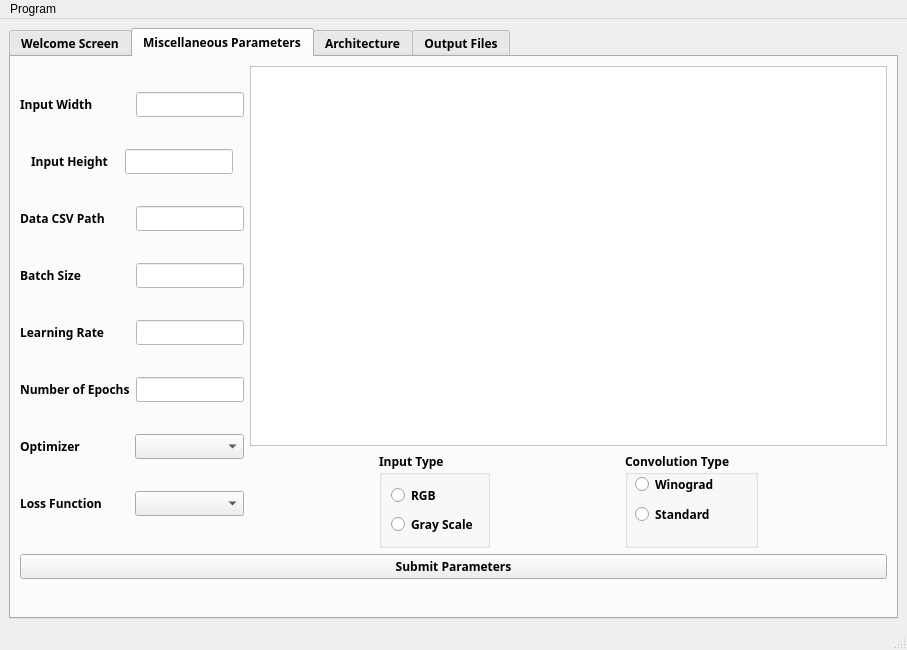
mourra950/Siemens-System-Level-Modelling-of-ASDLA-Graduation-Project, file mainwindow.ui: the form before one commit.
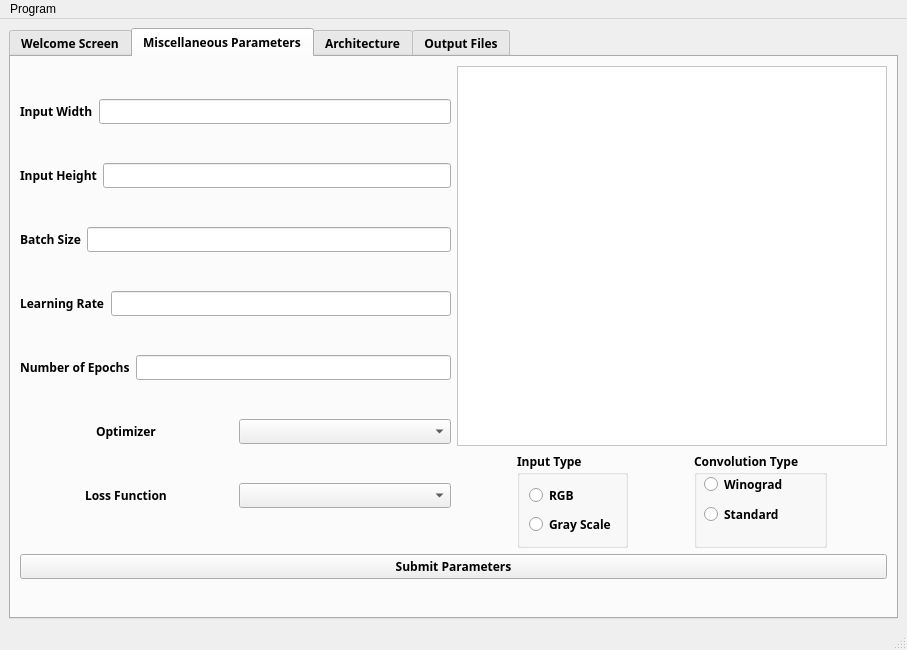
The form after the commit. The open tabs and pages were chosen to show the change.

Patch:
```diff
--- a/mainwindow.ui
+++ b/mainwindow.ui
@@ -78,286 +78,99 @@
              <layout class="QVBoxLayout" name="verticalLayout_13">
               <item>
                <layout class="QHBoxLayout" name="horizontalLayout_15">
-                <item>
-                 <widget class="QLabel" name="label_4">
-                  <property name="font">
-                   <font>
-                    <family>Siemens Sans</family>
-                    <bold>true</bold>
-                   </font>
-                  </property>
+                <item alignment="Qt::AlignHCenter">
+                 <widget class="QLabel" name="inputWidth_label">
                   <property name="text">
                    <string>Input Width</string>
                   </property>
                  </widget>
                 </item>
                 <item>
-                 <widget class="QLineEdit" name="inputsize">
-                  <property name="sizePolicy">
-                   <sizepolicy hsizetype="Fixed" vsizetype="Fixed">
-                    <horstretch>0</horstretch>
-                    <verstretch>0</verstretch>
-                   </sizepolicy>
-                  </property>
-                  <property name="font">
-                   <font>
-                    <family>Siemens Sans</family>
-                    <bold>false</bold>
-                   </font>
-                  </property>
-                  <property name="styleSheet">
-                   <string notr="true">background-color: white;</string>
-                  </property>
-                  <property name="alignment">
-                   <set>Qt::AlignCenter</set>
-                  </property>
-                 </widget>
+                 <widget class="QLineEdit" name="inputWidth_lineEdit"/>
                 </item>
                </layout>
               </item>
               <item>
                <layout class="QHBoxLayout" name="horizontalLayout_14">
-                <item>
-                 <widget class="QLabel" name="label_5">
-                  <property name="sizePolicy">
-                   <sizepolicy hsizetype="Fixed" vsizetype="Fixed">
-                    <horstretch>0</horstretch>
-                    <verstretch>0</verstretch>
-                   </sizepolicy>
-                  </property>
-                  <property name="font">
-                   <font>
-                    <family>Siemens Sans</family>
-                    <bold>true</bold>
-                   </font>
-                  </property>
+                <item alignment="Qt::AlignHCenter">
+                 <widget class="QLabel" name="inputHeight_label">
                   <property name="text">
                    <string>Input Height</string>
                   </property>
                  </widget>
                 </item>
                 <item>
-                 <widget class="QLineEdit" name="InputHeight">
-                  <property name="sizePolicy">
-                   <sizepolicy hsizetype="Fixed" vsizetype="Fixed">
-                    <horstretch>0</horstretch>
-                    <verstretch>0</verstretch>
-                   </sizepolicy>
-                  </property>
-                  <property name="font">
-                   <font>
-                    <family>Siemens Sans</family>
-                    <bold>false</bold>
-                   </font>
-                  </property>
-                  <property name="styleSheet">
-                   <string notr="true">background-color: white;</string>
-                  </property>
-                  <property name="alignment">
-                   <set>Qt::AlignCenter</set>
-                  </property>
-                 </widget>
+                 <widget class="QLineEdit" name="inputHeight_lineEdit"/>
                 </item>
                </layout>
               </item>
               <item>
-               <layout class="QHBoxLayout" name="horizontalLayout_13">
+               <layout class="QHBoxLayout" name="horizontalLayout_15">
                 <item>
-                 <widget class="QLabel" name="label_13">
-                  <property name="font">
-                   <font>
-                    <family>Siemens Sans</family>
-                    <bold>true</bold>
-                   </font>
-                  </property>
-                  <property name="text">
-                   <string>Data CSV Path</string>
-                  </property>
-                 </widget>
-                </item>
-                <item>
-                 <widget class="QLineEdit" name="datacsv">
-                  <property name="sizePolicy">
-                   <sizepolicy hsizetype="Fixed" vsizetype="Fixed">
-                    <horstretch>0</horstretch>
-                    <verstretch>0</verstretch>
-                   </sizepolicy>
-                  </property>
-                  <property name="font">
-                   <font>
-                    <family>Siemens Sans</family>
-                    <bold>false</bold>
-                   </font>
-                  </property>
-                  <property name="styleSheet">
-                   <string notr="true">background-color: white;</string>
-                  </property>
-                 </widget>
-                </item>
-               </layout>
-              </item>
-              <item>
-               <layout class="QHBoxLayout" name="horizontalLayout_12">
-                <item>
-                 <widget class="QLabel" name="label_16">
-                  <property name="font">
-                   <font>
-                    <family>Siemens Sans</family>
-                    <bold>true</bold>
-                   </font>
-                  </property>
+                 <widget class="QLabel" name="batchSize_label">
                   <property name="text">
                    <string>Batch Size</string>
                   </property>
                  </widget>
                 </item>
                 <item>
-                 <widget class="QLineEdit" name="batchSize">
-                  <property name="sizePolicy">
-                   <sizepolicy hsizetype="Fixed" vsizetype="Fixed">
-                    <horstretch>0</horstretch>
-                    <verstretch>0</verstretch>
-                   </sizepolicy>
-                  </property>
-                  <property name="font">
-                   <font>
-                    <family>Siemens Sans</family>
-                    <bold>false</bold>
-                   </font>
-                  </property>
-                  <property name="styleSheet">
-                   <string notr="true">background-color: white;</string>
-                  </property>
-                 </widget>
+                 <widget class="QLineEdit" name="batchSize_lineEdit"/>
                 </item>
                </layout>
               </item>
               <item>
-               <layout class="QHBoxLayout" name="horizontalLayout_11">
+               <layout class="QHBoxLayout" name="horizontalLayout_15">
                 <item>
-                 <widget class="QLabel" name="label_15">
-                  <property name="font">
-                   <font>
-                    <family>Siemens Sans</family>
-                    <bold>true</bold>
-                   </font>
-                  </property>
+                 <widget class="QLabel" name="learningRate_label">
                   <property name="text">
                    <string>Learning Rate</string>
                   </property>
                  </widget>
                 </item>
                 <item>
-                 <widget class="QLineEdit" name="learningRate">
-                  <property name="sizePolicy">
-                   <sizepolicy hsizetype="Fixed" vsizetype="Fixed">
-                    <horstretch>0</horstretch>
-                    <verstretch>0</verstretch>
-                   </sizepolicy>
-                  </property>
-                  <property name="font">
-                   <font>
-                    <family>Siemens Sans</family>
-                    <bold>false</bold>
-                   </font>
-                  </property>
-                  <property name="styleSheet">
-                   <string notr="true">background-color: white;</string>
-                  </property>
-                 </widget>
+                 <widget class="QLineEdit" name="learningRate_lineEdit"/>
                 </item>
                </layout>
               </item>
               <item>
-               <layout class="QHBoxLayout" name="horizontalLayout_9">
+               <layout class="QHBoxLayout" name="horizontalLayout_15">
                 <item>
-                 <widget class="QLabel" name="label_14">
-                  <property name="font">
-                   <font>
-                    <family>Siemens Sans</family>
-                    <bold>true</bold>
-                   </font>
-                  </property>
+                 <widget class="QLabel" name="numberEpochs_label">
                   <property name="text">
                    <string>Number of Epochs</string>
                   </property>
                  </widget>
                 </item>
                 <item>
-                 <widget class="QLineEdit" name="numEpochs">
-                  <property name="sizePolicy">
-                   <sizepolicy hsizetype="Fixed" vsizetype="Fixed">
-                    <horstretch>0</horstretch>
-                    <verstretch>0</verstretch>
-                   </sizepolicy>
-                  </property>
-                  <property name="font">
-                   <font>
-                    <family>Siemens Sans</family>
-                    <bold>false</bold>
-                   </font>
-                  </property>
-                  <property name="styleSheet">
-                   <string notr="true">background-color: white;</string>
-                  </property>
-                 </widget>
+                 <widget class="QLineEdit" name="numberEpoch_lineEdit"/>
                 </item>
                </layout>
               </item>
               <item>
-               <layout class="QHBoxLayout" name="horizontalLayout_10">
-                <item>
-                 <widget class="QLabel" name="label_18">
-                  <property name="font">
-                   <font>
-                    <family>Siemens Sans</family>
-                    <bold>true</bold>
-                   </font>
-                  </property>
+               <layout class="QHBoxLayout" name="horizontalLayout_15">
+                <item alignment="Qt::AlignHCenter">
+                 <widget class="QLabel" name="optimizer_label">
                   <property name="text">
                    <string>Optimizer</string>
                   </property>
                  </widget>
                 </item>
                 <item>
-                 <widget class="QComboBox" name="comboBox_optimizer">
-                  <property name="enabled">
-                   <bool>true</bool>
-                  </property>
-                  <property name="font">
-                   <font>
-                    <family>Siemens Sans</family>
-                    <bold>true</bold>
-                   </font>
-                  </property>
-                 </widget>
+                 <widget class="QComboBox" name="optimizer_comboBox"/>
                 </item>
                </layout>
               </item>
               <item>
-               <layout class="QHBoxLayout" name="horizontalLayout_16">
-                <item>
-                 <widget class="QLabel" name="label_17">
-                  <property name="font">
-                   <font>
-                    <family>Siemens Sans</family>
-                    <bold>true</bold>
-                   </font>
-                  </property>
+               <layout class="QHBoxLayout" name="horizontalLayout_15">
+                <item alignment="Qt::AlignHCenter">
+                 <widget class="QLabel" name="lossFunction_label">
                   <property name="text">
                    <string>Loss Function</string>
                   </property>
                  </widget>
                 </item>
                 <item>
-                 <widget class="QComboBox" name="comboBox_lossFunc">
-                  <property name="font">
-                   <font>
-                    <family>Siemens Sans</family>
-                    <bold>true</bold>
-                   </font>
-                  </property>
-                 </widget>
+                 <widget class="QComboBox" name="lossFunction_comboBox"/>
                 </item>
                </layout>
               </item>
```
Left out of the diff: 14 changed lines with no effect on the pictures.
